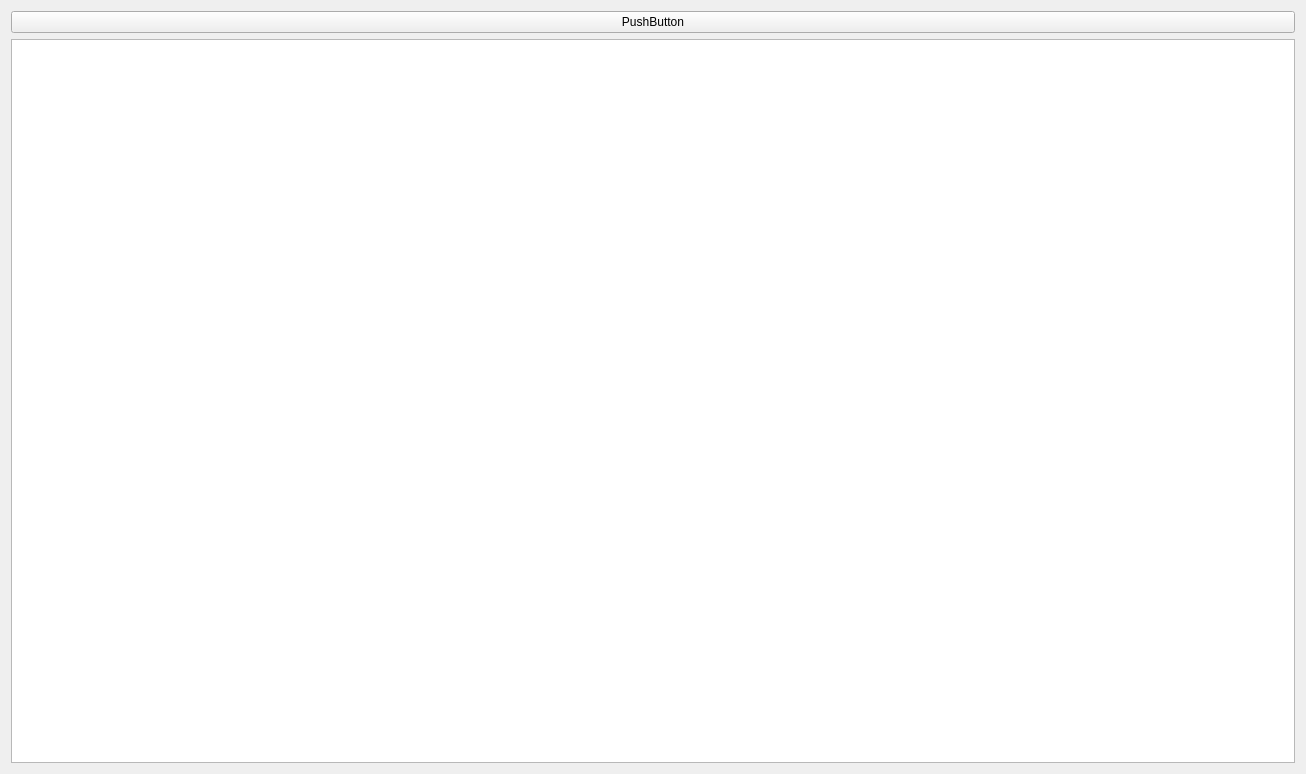
This is VPaHMI/lab7/mainwindow.ui in MangriMen/SibSUTIS5semester as Qt 5 draws it before an edit. The edited form follows.
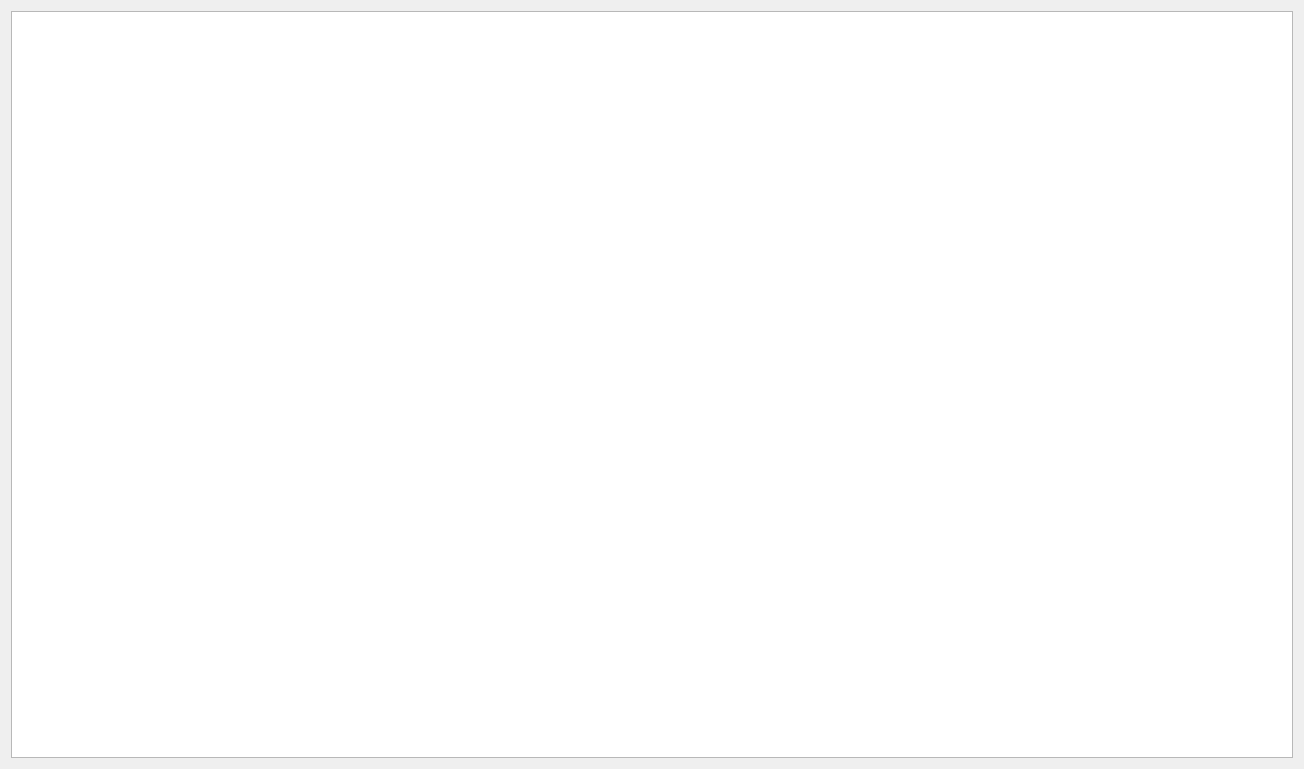
This is the edited form.

Commit message: VPaHMI lab7 done

Diff of the .ui file:
```diff
--- a/VPaHMI/lab7/mainwindow.ui
+++ b/VPaHMI/lab7/mainwindow.ui
@@ -6,8 +6,8 @@
    <rect>
     <x>0</x>
     <y>0</y>
-    <width>756</width>
-    <height>550</height>
+    <width>1302</width>
+    <height>769</height>
    </rect>
   </property>
   <property name="windowTitle">
@@ -15,12 +15,12 @@
   </property>
   <widget class="QWidget" name="centralWidget">
    <layout class="QGridLayout" name="gridLayout">
-    <item row="1" column="0">
+    <item row="0" column="0">
      <widget class="QGraphicsView" name="graphicsView">
       <property name="minimumSize">
        <size>
-        <width>1284</width>
-        <height>724</height>
+        <width>1282</width>
+        <height>722</height>
        </size>
       </property>
       <property name="verticalScrollBarPolicy">
@@ -48,13 +48,6 @@
       </property>
      </widget>
     </item>
-    <item row="0" column="0">
-     <widget class="QPushButton" name="btnTestPost">
-      <property name="text">
-       <string>PushButton</string>
-      </property>
-     </widget>
-    </item>
    </layout>
   </widget>
  </widget>
```
Left out of the diff: 3 changed lines with no effect on the pictures. The commit also changes 2 other files.
